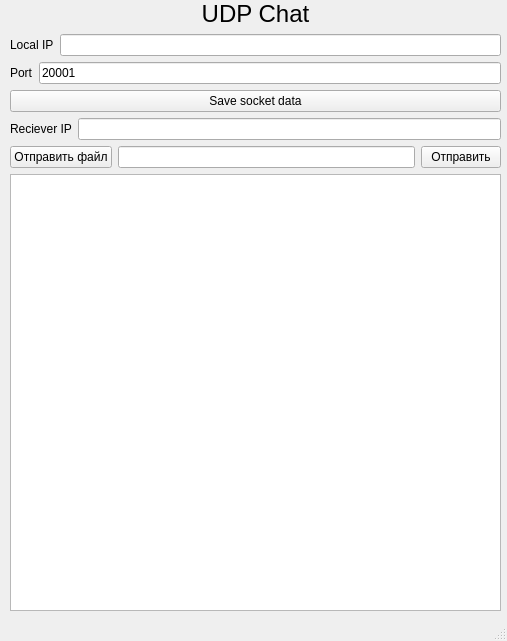
The window that client.ui (Yarosvet/udp_chat) describes before a commit, drawn with Qt 5.
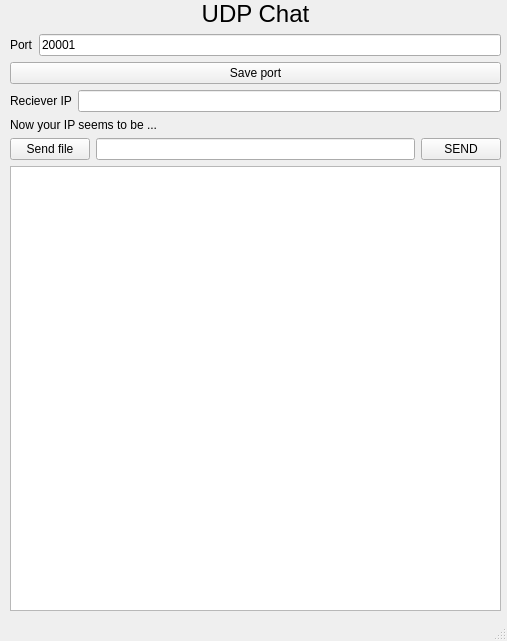
The same window after the commit.

Commit message: Removed local ip

```diff
--- a/client.ui
+++ b/client.ui
@@ -57,29 +57,6 @@
        </property>
       </widget>
      </item>
-     <item>
-      <layout class="QHBoxLayout" name="horizontalLayout_10">
-       <property name="topMargin">
-        <number>0</number>
-       </property>
-       <property name="bottomMargin">
-        <number>0</number>
-       </property>
-       <item>
-        <widget class="QLabel" name="label_9">
-         <property name="text">
-          <string>Local IP</string>
-         </property>
-         <property name="margin">
-          <number>5</number>
-         </property>
-        </widget>
-       </item>
-       <item>
-        <widget class="QLineEdit" name="local_ip"/>
-       </item>
-      </layout>
-     </item>
      <item>
       <layout class="QHBoxLayout" name="horizontalLayout_7">
        <property name="topMargin">
@@ -110,7 +87,7 @@
      <item>
       <widget class="QPushButton" name="pushButton_2">
        <property name="text">
-        <string>Save socket data</string>
+        <string>Save port</string>
        </property>
       </widget>
      </item>
@@ -137,12 +114,19 @@
        </item>
       </layout>
      </item>
+     <item>
+      <widget class="QLabel" name="label_2">
+       <property name="text">
+        <string>Now your IP seems to be ...</string>
+       </property>
+      </widget>
+     </item>
      <item>
       <layout class="QHBoxLayout" name="horizontalLayout">
        <item>
         <widget class="QPushButton" name="send_file">
          <property name="text">
-          <string>Отправить файл</string>
+          <string>Send file</string>
          </property>
         </widget>
        </item>
@@ -159,7 +143,7 @@
        <item>
         <widget class="QPushButton" name="pushButton">
          <property name="text">
-          <string>Отправить</string>
+          <string>SEND</string>
          </property>
         </widget>
        </item>
```
The commit also changes 2 other files.
